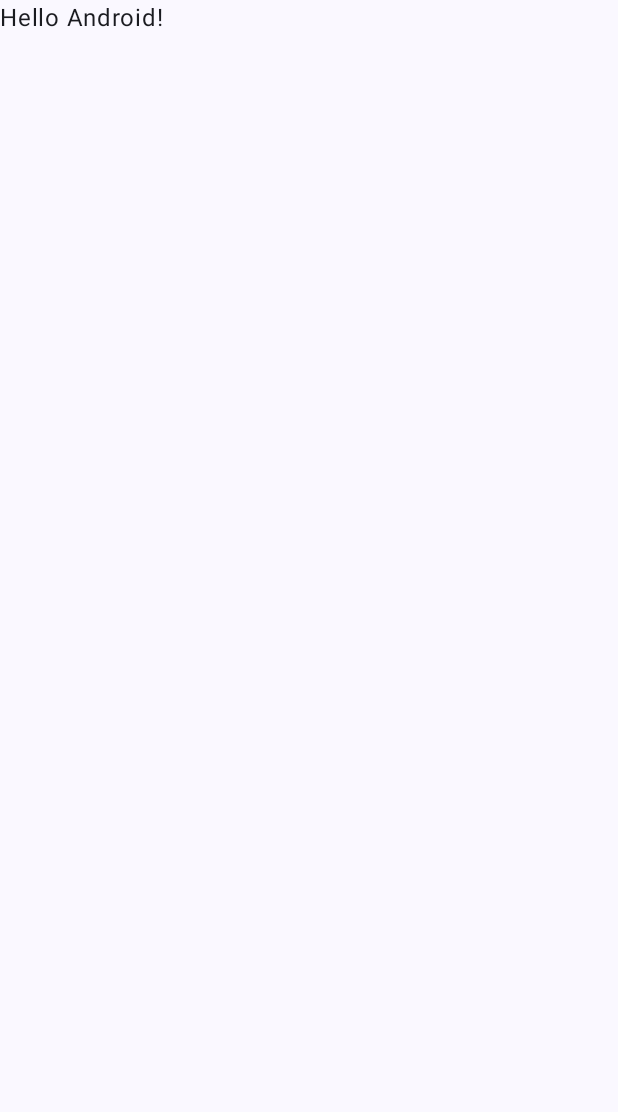
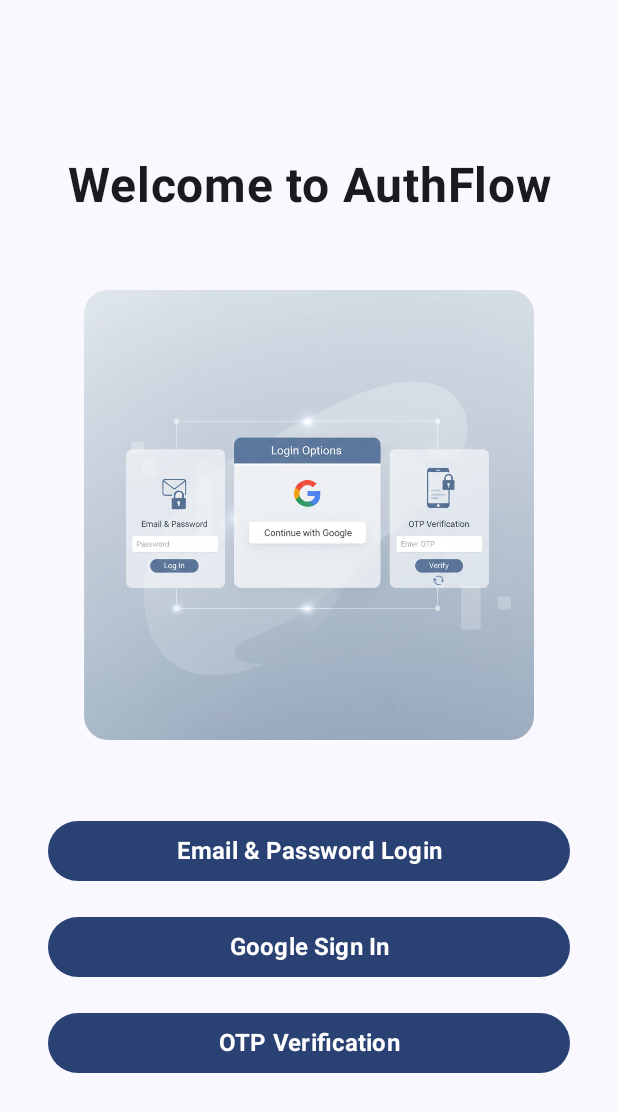
Before and after one commit to CodeWithSangeeta/FirebaseFeature, an Android app built with Jetpack Compose: the screen it shows after launch (MainActivity), on a phone screen of 412 x 824 dp. Before the commit the part shown is almost empty. Shown: the top 1112 px of the screen. Run offline under Robolectric (Android 15) with nearby library versions, the light colour scheme and no system bars.

Commit message:
Create ui screens

```diff
--- a/app/build.gradle.kts
+++ b/app/build.gradle.kts
@@ -50,6 +50,7 @@ dependencies {
     implementation(libs.androidx.ui.graphics)
     implementation(libs.androidx.ui.tooling.preview)
     implementation(libs.androidx.material3)
+    implementation(libs.androidx.navigation.compose)
     testImplementation(libs.junit)
     androidTestImplementation(libs.androidx.junit)
     androidTestImplementation(libs.androidx.espresso.core)
--- /dev/null
+++ b/app/src/main/java/com/practice/firebasefeature/AuthViewModel.kt
@@ -0,0 +1,7 @@
+package com.practice.firebasefeature
+
+import androidx.lifecycle.ViewModel
+
+class AuthViewModel : ViewModel() {
+
+}
--- a/app/src/main/java/com/practice/firebasefeature/MainActivity.kt
+++ b/app/src/main/java/com/practice/firebasefeature/MainActivity.kt
@@ -4,44 +4,26 @@ import android.os.Bundle
 import androidx.activity.ComponentActivity
 import androidx.activity.compose.setContent
 import androidx.activity.enableEdgeToEdge
+import androidx.activity.viewModels
 import androidx.compose.foundation.layout.fillMaxSize
 import androidx.compose.foundation.layout.padding
 import androidx.compose.material3.Scaffold
-import androidx.compose.material3.Text
-import androidx.compose.runtime.Composable
 import androidx.compose.ui.Modifier
-import androidx.compose.ui.tooling.preview.Preview
 import com.practice.firebasefeature.ui.theme.FirebaseFeatureTheme
 
 class MainActivity : ComponentActivity() {
     override fun onCreate(savedInstanceState: Bundle?) {
         super.onCreate(savedInstanceState)
+
+        val authViewModel : AuthViewModel by viewModels()
         enableEdgeToEdge()
         setContent {
             FirebaseFeatureTheme {
                 Scaffold(modifier = Modifier.fillMaxSize()) { innerPadding ->
-                    Greeting(
-                        name = "Android",
-                        modifier = Modifier.padding(innerPadding)
-                    )
+                    MyNavigation(modifier = Modifier.padding(innerPadding),authViewModels = authViewModel)
+
                 }
             }
         }
     }
 }
-
-@Composable
-fun Greeting(name: String, modifier: Modifier = Modifier) {
-    Text(
-        text = "Hello $name!",
-        modifier = modifier
-    )
-}
-
-@Preview(showBackground = true)
-@Composable
-fun GreetingPreview() {
-    FirebaseFeatureTheme {
-        Greeting("Android")
-    }
-}
--- /dev/null
+++ b/app/src/main/java/com/practice/firebasefeature/MyNavigation.kt
@@ -0,0 +1,35 @@
+package com.practice.firebasefeature
+
+import androidx.compose.runtime.Composable
+import androidx.compose.ui.Modifier
+import androidx.navigation.compose.NavHost
+import androidx.navigation.compose.composable
+import androidx.navigation.compose.rememberNavController
+import com.practice.firebase.routes
+import com.screens.EmailPasswordLogin
+import com.screens.EmailPasswordSignup
+import com.screens.GoogleSignIn
+import com.screens.OtpVerification
+import com.screens.WelcomeScreen
+
+@Composable
+fun MyNavigation(modifier: Modifier = Modifier, authViewModels: AuthViewModel) {
+    val navController = rememberNavController()
+        NavHost(navController = navController, startDestination = routes.WelcomeScreen, builder ={
+            composable(routes.WelcomeScreen){
+                WelcomeScreen(modifier,navController,authViewModels)
+            }
+            composable(routes.EmailPasswordLogin){
+                EmailPasswordLogin(modifier,navController,authViewModels)
+            }
+            composable(routes.EmailPasswordSignup){
+                EmailPasswordSignup(modifier,navController,authViewModels)
+            }
+            composable(routes.GoogleSignIn){
+                GoogleSignIn(modifier,navController,authViewModels)
+            }
+            composable(routes.OtpVerification){
+                OtpVerification(modifier,navController,authViewModels)
+            }
+        })
+    }
--- a/app/src/main/java/com/screens/Login.kt
+++ /dev/null
@@ -1 +0,0 @@
-package com.screens
--- /dev/null
+++ b/app/src/main/java/com/screens/WelcomeScreen.kt
@@ -0,0 +1,102 @@
+package com.screens
+
+import android.graphics.Color
+import androidx.compose.foundation.Image
+import androidx.compose.foundation.border
+import androidx.compose.foundation.layout.Arrangement
+import androidx.compose.foundation.layout.Column
+import androidx.compose.foundation.layout.Spacer
+import androidx.compose.foundation.layout.fillMaxSize
+import androidx.compose.foundation.layout.fillMaxWidth
+import androidx.compose.foundation.layout.height
+import androidx.compose.foundation.layout.padding
+import androidx.compose.foundation.layout.size
+import androidx.compose.foundation.shape.RoundedCornerShape
+import androidx.compose.material3.Button
+import androidx.compose.material3.Text
+import androidx.compose.runtime.Composable
+import androidx.compose.ui.Alignment
+import androidx.compose.ui.Modifier
+import androidx.compose.ui.draw.clip
+import androidx.compose.ui.layout.ContentScale
+import androidx.compose.ui.res.painterResource
+import androidx.compose.ui.text.font.FontFamily
+import androidx.compose.ui.text.font.FontWeight
+import androidx.compose.ui.text.style.TextAlign
+import androidx.compose.ui.unit.dp
+import androidx.compose.ui.unit.sp
+import androidx.navigation.NavHostController
+import com.practice.firebase.routes
+import com.practice.firebasefeature.AuthViewModel
+import com.practice.firebasefeature.R
+
+@Composable
+fun WelcomeScreen(
+    modifier: Modifier = Modifier,
+    navController: NavHostController,
+    authViewModels: AuthViewModel
+) {
+
+    Column(
+        modifier = Modifier.fillMaxSize()
+            .padding(32.dp),
+        verticalArrangement = Arrangement.Center,
+        horizontalAlignment = Alignment.CenterHorizontally
+    ) {
+        Text(text = "Welcome to AuthFlow",
+            fontSize = 32.sp,
+            textAlign = TextAlign.Center,
+            fontWeight = FontWeight.Bold,
+            fontFamily = FontFamily.SansSerif
+            )
+        Spacer(modifier = Modifier.height(50.dp))
+
+        Image(
+            painter = painterResource(id = R.drawable.welcome_screen_img),
+            contentDescription = "Welcome Image",
+                modifier = Modifier
+                    .size(300.dp)
+                    .clip(RoundedCornerShape(16.dp)),
+                contentScale = ContentScale.Crop
+
+        )
+
+         Spacer(modifier = Modifier.height(50.dp))
+
+        Button(onClick = {
+            navController.navigate(routes.EmailPasswordLogin)
+        }){
+            Text(text = "Email & Password Login",
+                modifier= Modifier.fillMaxWidth(),
+                textAlign = TextAlign.Center,
+                fontWeight = FontWeight.Bold,
+                fontSize = 16.sp)
+        }
+
+        Spacer(modifier = Modifier.height(16.dp))
+
+        Button(onClick = {
+            navController.navigate(routes.GoogleSignIn)
+        }){
+            Text(text = "Google Sign In",
+                modifier= Modifier.fillMaxWidth(),
+                textAlign = TextAlign.Center,
+                fontWeight = FontWeight.Bold,
+                fontSize = 16.sp)
+        }
+
+        Spacer(modifier = Modifier.height(16.dp))
+
+        Button(onClick = {
+            navController.navigate(routes.OtpVerification)
+        }){
+            Text(text = "OTP Verification",
+                modifier= Modifier.fillMaxWidth(),
+                textAlign = TextAlign.Center,
+                fontWeight = FontWeight.Bold,
+                fontSize = 16.sp)
+        }
+
+    }
+
+}
--- a/app/src/main/java/com/screens/signup.kt
+++ /dev/null
@@ -1 +0,0 @@
-package com.screens
--- a/gradle/libs.versions.toml
+++ b/gradle/libs.versions.toml
@@ -9,6 +9,7 @@ espressoCore = "3.7.0"
 lifecycleRuntimeKtx = "2.9.4"
 activityCompose = "1.11.0"
 composeBom = "2024.09.00"
+navigationCompose = "2.9.5"
 
 [libraries]
 androidx-core-ktx = { group = "androidx.core", name = "core-ktx", version.ref = "coreKtx" }
@@ -36,6 +37,7 @@ firebase-analytics = { module = "com.google.firebase:firebase-analytics" }
 #firebase-auth = { group = "com.google.firebase", name = "firebase-auth-ktx", version.ref = "firebaseBom" }
 # NOW: Remove '-ktx' from the name (artifact)
 firebase-auth = { group = "com.google.firebase", name = "firebase-auth" }
+androidx-navigation-compose = { group = "androidx.navigation", name = "navigation-compose", version.ref = "navigationCompose" }
 
 [plugins]
 android-application = { id = "com.android.application", version.ref = "agp" }
```
Also changed, not shown: app/src/main/java/com/practice/firebasefeature/routes.kt (added, +9 -0 lines), app/src/main/java/com/screens/EmailPasswordLogin.kt (added, +152 -0 lines), app/src/main/java/com/screens/EmailPasswordSignup.kt (added, +146 -0 lines), app/src/main/java/com/screens/GoogleSignIn.kt (added, +15 -0 lines), app/src/main/java/com/screens/OtpVerification.kt (added, +15 -0 lines), app/src/main/res/drawable/login_screen_img.png (added), app/src/main/res/drawable/otp_verification_img.png (added), app/src/main/res/drawable/password_icon.png (added), app/src/main/res/drawable/show_password_icon.png (added), app/src/main/res/drawable/signup_img.png (added), app/src/main/res/drawable/welcome_screen_img.png (added).
